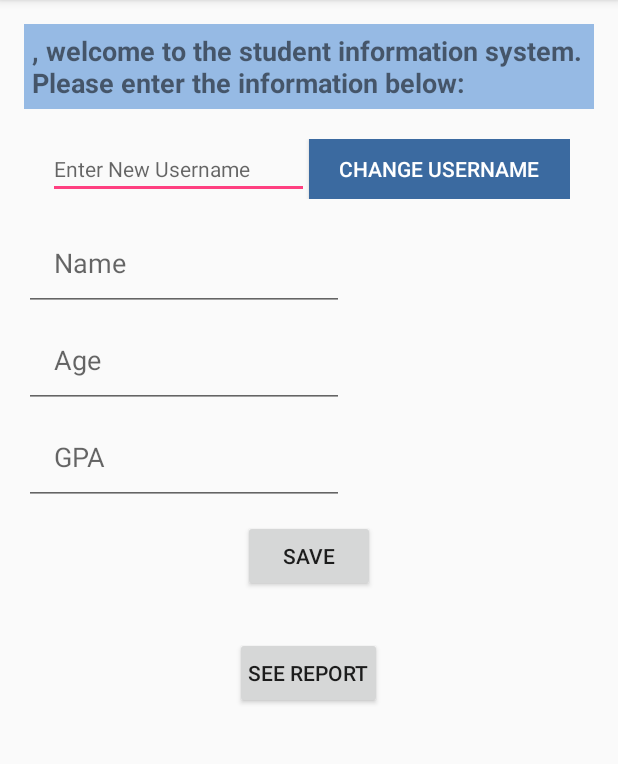
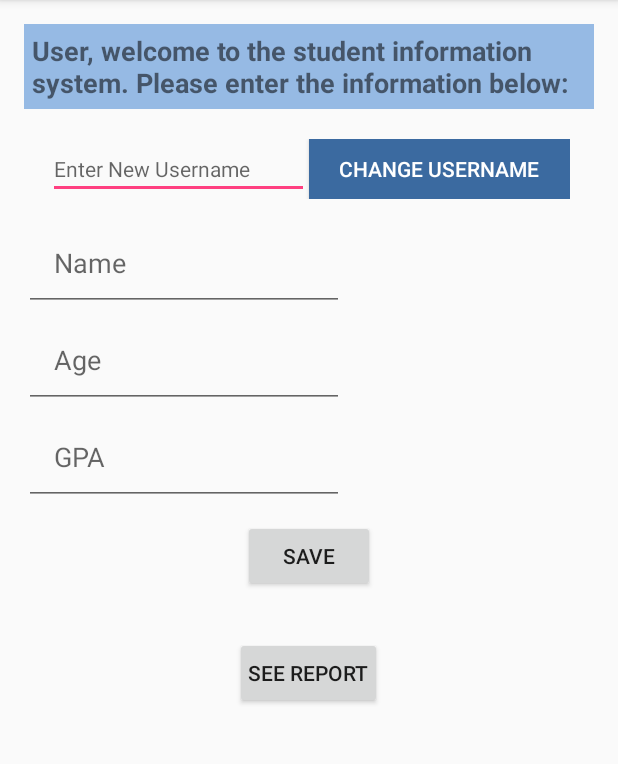
Before and after one commit to gingerspc/InClassAssignment05_JiajingC, an Android app: the screen it shows after launch (MainActivity), on a phone screen of 412 x 824 dp, the part 84-848 px from its top. Run offline under Robolectric (Android 15) with nearby library versions, the phone set to English and light mode, and no system bars.

Commit message:
add the strings in the string.xml

```diff
--- a/app/src/main/res/values/strings.xml
+++ b/app/src/main/res/values/strings.xml
@@ -1,3 +1,5 @@
 <resources>
     <string name="app_name">InClassAssignment05_JiajingC</string>
+    <string name="saved_username"></string>
+    <string name="saved_username_default">User</string>
 </resources>
```
